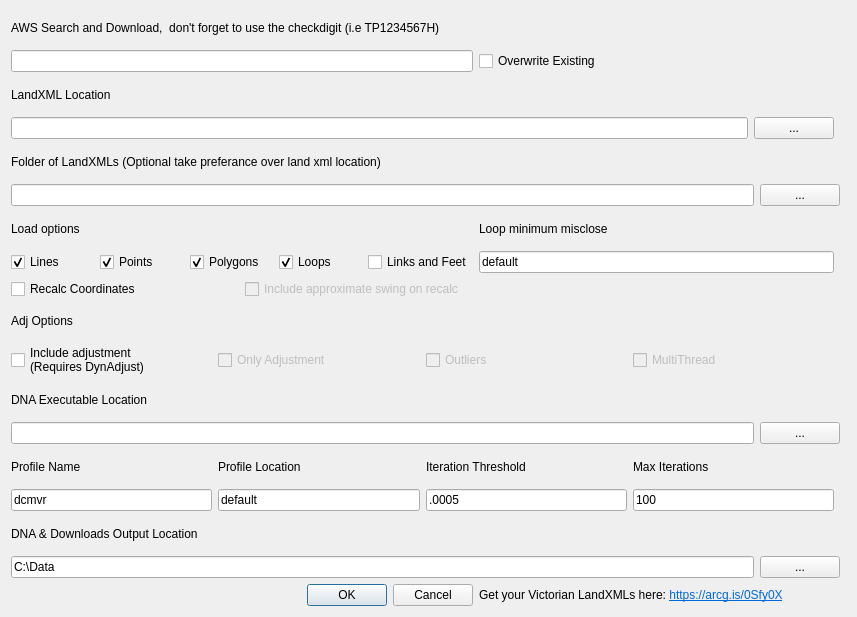
Above: landxml2qgis/landxml2qgis_dialog_base.ui from jameslevershadelwp/landxml2qgis-public before the change. Below: the same form after it.
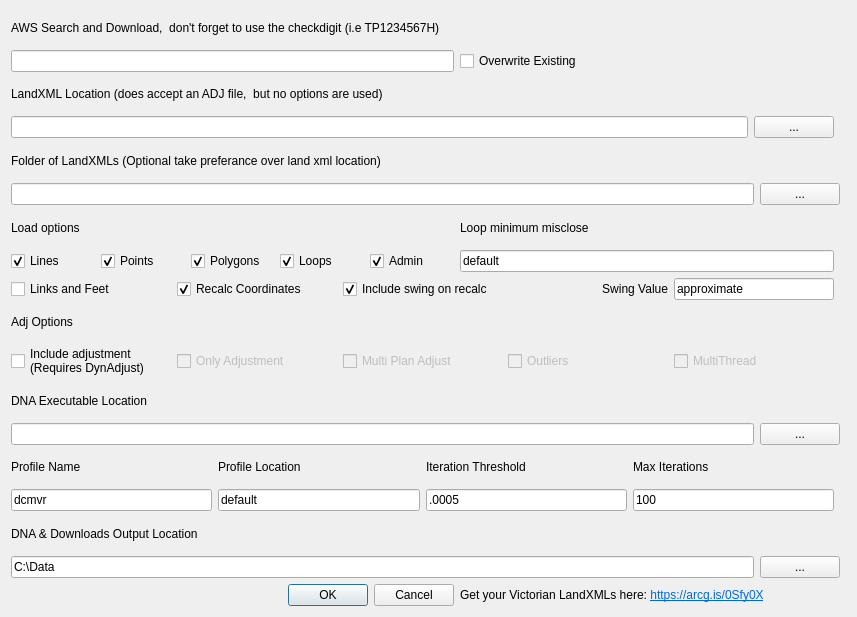
That is the form after the change.

Commit message: updated the arc calculation by creating its own class. Other improvements for handling different types of landxml files.

```diff
--- a/landxml2qgis/landxml2qgis_dialog_base.ui
+++ b/landxml2qgis/landxml2qgis_dialog_base.ui
@@ -141,15 +141,12 @@
       </widget>
      </item>
      <item>
-      <widget class="QCheckBox" name="linksfeet">
-       <property name="enabled">
-        <bool>true</bool>
-       </property>
+      <widget class="QCheckBox" name="adminCheckBox">
        <property name="text">
-        <string>Links and Feet</string>
+        <string>Admin</string>
        </property>
        <property name="checked">
-        <bool>false</bool>
+        <bool>true</bool>
        </property>
       </widget>
      </item>
@@ -258,6 +255,16 @@
        </property>
       </widget>
      </item>
+     <item>
+      <widget class="QCheckBox" name="multiDNACheckBox">
+       <property name="enabled">
+        <bool>false</bool>
+       </property>
+       <property name="text">
+        <string>Multi Plan Adjust</string>
+       </property>
+      </widget>
+     </item>
      <item>
       <widget class="QCheckBox" name="outlierCheckBox">
        <property name="enabled">
@@ -336,13 +343,6 @@
      </item>
     </layout>
    </item>
-   <item row="2" column="0">
-    <widget class="QLabel" name="label_2">
-     <property name="text">
-      <string>LandXML Location</string>
-     </property>
-    </widget>
-   </item>
    <item row="1" column="0" colspan="2">
     <widget class="QLineEdit" name="AWS_LineEdit">
      <property name="enabled">
@@ -357,33 +357,6 @@
      </property>
     </widget>
    </item>
-   <item row="10" column="0" colspan="2">
-    <layout class="QHBoxLayout" name="horizontalLayout_10">
-     <item>
-      <widget class="QCheckBox" name="recalcCheckBox">
-       <property name="text">
-        <string>Recalc Coordinates</string>
-       </property>
-       <property name="checked">
-        <bool>false</bool>
-       </property>
-      </widget>
-     </item>
-     <item>
-      <widget class="QCheckBox" name="swingCheckBox">
-       <property name="enabled">
-        <bool>false</bool>
-       </property>
-       <property name="text">
-        <string>Include approximate swing on recalc</string>
-       </property>
-       <property name="checked">
-        <bool>false</bool>
-       </property>
-      </widget>
-     </item>
-    </layout>
-   </item>
    <item row="22" column="2">
     <widget class="QLabel" name="label_13">
      <property name="text">
@@ -408,6 +381,88 @@
      </item>
     </layout>
    </item>
+   <item row="10" column="0" colspan="3">
+    <layout class="QHBoxLayout" name="horizontalLayout_10">
+     <item>
+      <widget class="QCheckBox" name="linksfeet">
+       <property name="enabled">
+        <bool>true</bool>
+       </property>
+       <property name="text">
+        <string>Links and Feet</string>
+       </property>
+       <property name="checked">
+        <bool>false</bool>
+       </property>
+      </widget>
+     </item>
+     <item>
+      <widget class="QCheckBox" name="recalcCheckBox">
+       <property name="text">
+        <string>Recalc Coordinates</string>
+       </property>
+       <property name="checked">
+        <bool>true</bool>
+       </property>
+      </widget>
+     </item>
+     <item>
+      <widget class="QCheckBox" name="swingCheckBox">
+       <property name="enabled">
+        <bool>true</bool>
+       </property>
+       <property name="text">
+        <string>Include swing on recalc</string>
+       </property>
+       <property name="checked">
+        <bool>true</bool>
+       </property>
+      </widget>
+     </item>
+     <item>
+      <widget class="QLabel" name="label_14">
+       <property name="text">
+        <string>Swing Value</string>
+       </property>
+       <property name="alignment">
+        <set>Qt::AlignRight|Qt::AlignTrailing|Qt::AlignVCenter</set>
+       </property>
+      </widget>
+     </item>
+     <item>
+      <widget class="QLineEdit" name="swingValue">
+       <property name="sizePolicy">
+        <sizepolicy hsizetype="Minimum" vsizetype="Fixed">
+         <horstretch>0</horstretch>
+         <verstretch>0</verstretch>
+        </sizepolicy>
+       </property>
+       <property name="acceptDrops">
+        <bool>false</bool>
+       </property>
+       <property name="toolTip">
+        <string extracomment="Approixmate will take the coordinates in the file and swing to the mean swing value between recalculation and file"/>
+       </property>
+       <property name="toolTipDuration">
+        <number>1</number>
+       </property>
+       <property name="text">
+        <string>approximate</string>
+       </property>
+       <property name="maxLength">
+        <number>360</number>
+       </property>
+      </widget>
+     </item>
+    </layout>
+   </item>
+   <item row="2" column="0" colspan="2">
+    <widget class="QLabel" name="label_2">
+     <property name="text">
+      <string>LandXML Location (does accept an ADJ file,  but no options are used)</string>
+     </property>
+    </widget>
+   </item>
   </layout>
  </widget>
  <resources/>
```
Left out of the diff: 16 changed lines with no effect on the pictures. The commit also changes 67 other files.
